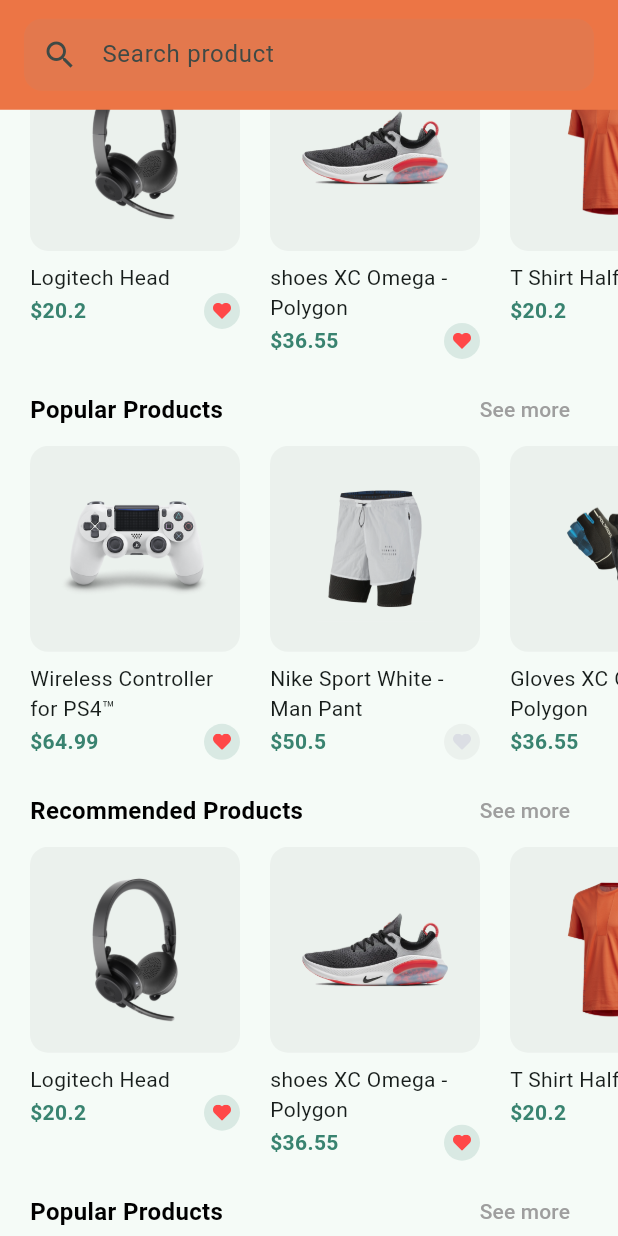
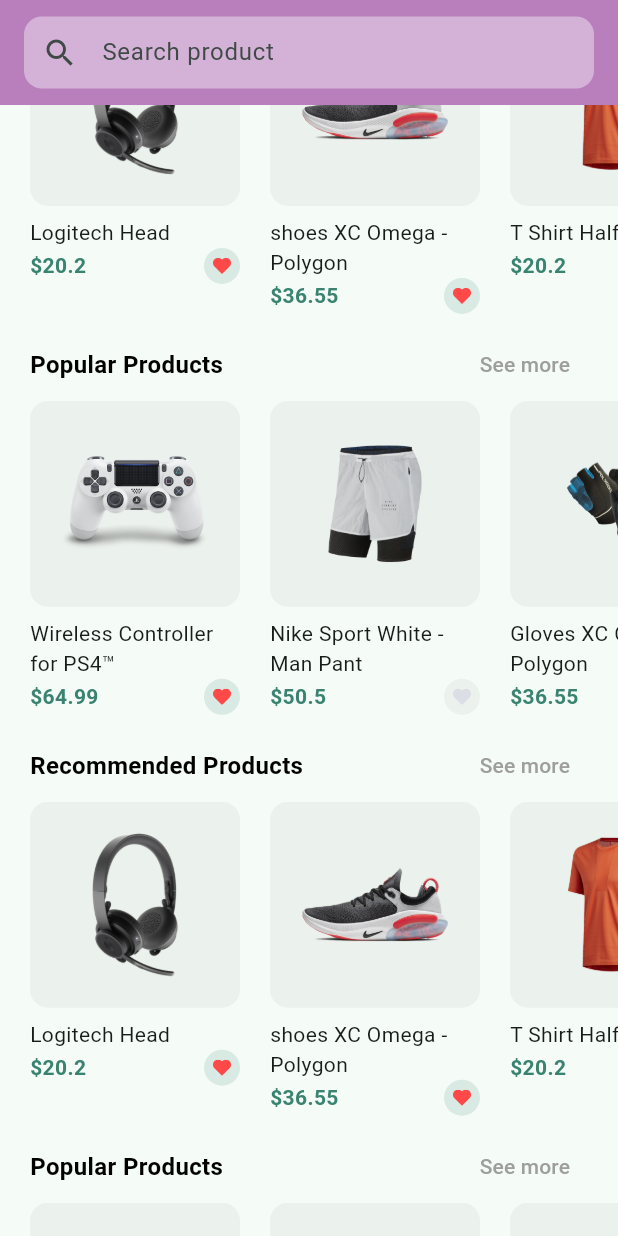
Before and after one commit to pankajsgh/shopping_app_2024, a Flutter app: the HomeScreen screen opened by its route, scrolled down 576 dp, on a phone screen of 412 x 824 dp. Run offline on Flutter 3.47's test engine with Material 3 defaults, Android fonts, the phone set to English and light mode, and no system bars; our stand-ins replace animate_do, flutter_svg, page_transition.

Commit message:
Update app for ios
Update app for ios

```diff
--- a/lib/config/constants.dart
+++ b/lib/config/constants.dart
@@ -4,7 +4,7 @@ import 'package:flutter/material.dart';
 const kPrimaryColor = Color(0xFF398370);
 //const kPrimaryLightColor = Color(0xFFFFECDF);
 const kPrimaryLightColor = Color(0xFF72BBA9);
-const kPrimaryColorThird = Color(0xFFFF7643);
+const kPrimaryColorThird = Color(0xFFC781C4);
 const kPrimaryGradientColor = LinearGradient(
   begin: Alignment.topLeft,
   end: Alignment.bottomRight,
--- a/lib/screens/init_screen.dart
+++ b/lib/screens/init_screen.dart
@@ -39,6 +39,7 @@ class _InitScreenState extends State<InitScreen> {
     return Scaffold(
       body: pages[currentSelectedIndex],
       bottomNavigationBar: NavigationBar(
+        height: 52,
         onDestinationSelected: updateCurrentIndex,
         selectedIndex: currentSelectedIndex,
         labelBehavior: NavigationDestinationLabelBehavior.alwaysHide,
--- a/lib/screens/main/home/components/discount_banner.dart
+++ b/lib/screens/main/home/components/discount_banner.dart
@@ -38,7 +38,7 @@ class DiscountBanner extends StatelessWidget {
           Image.asset("assets/images/shoes2.png", height: 100,),
           Padding(
             padding: const EdgeInsets.symmetric(vertical: 8.0),
-            child: Image.asset("assets/images/tshirt.png", fit: BoxFit.cover,height: 120,),
+            child: Image.asset("assets/images/tshirt.png", fit: BoxFit.cover,height: 110,),
           ),
         ],
       ),
--- a/lib/screens/main/home/components/home_header.dart
+++ /dev/null
@@ -1,13 +0,0 @@
-import 'package:flutter/material.dart';
-import 'search_field.dart';
-
-class HomeHeader extends StatelessWidget {
-  const HomeHeader({
-    Key? key,
-  }) : super(key: key);
-
-  @override
-  Widget build(BuildContext context) {
-    return const SearchField();
-  }
-}
--- a/lib/screens/main/home/components/search_field.dart
+++ b/lib/screens/main/home/components/search_field.dart
@@ -14,7 +14,7 @@ class SearchField extends StatelessWidget {
         onChanged: (value) {},
         decoration: InputDecoration(
           filled: true,
-          fillColor: kSecondaryColor.withOpacity(0.1),
+          fillColor: Colors.white.withOpacity(0.4),
           contentPadding:
               const EdgeInsets.symmetric(horizontal: 16, vertical: 8),
           border: searchOutlineInputBorder,
--- a/lib/screens/main/home/home_screen.dart
+++ b/lib/screens/main/home/home_screen.dart
@@ -3,10 +3,10 @@ import 'package:shopping_app_2024/config/constants.dart';
 import '../../cart/cart_screen.dart';
 import 'components/categories.dart';
 import 'components/discount_banner.dart';
-import 'components/home_header.dart';
 import 'components/icon_btn_with_counter.dart';
 import 'components/popular_product.dart';
 import 'components/recommended_product.dart';
+import 'components/search_field.dart';
 import 'components/special_offers.dart';
 
 class HomeScreen extends StatelessWidget {
@@ -37,20 +37,20 @@ class HomeScreen extends StatelessWidget {
             automaticallyImplyLeading: false,
             bottom: AppBar(
               backgroundColor: backgroundColor,
-              toolbarHeight: 73,
+              toolbarHeight: 70,
               automaticallyImplyLeading: false,
-              title: const HomeHeader(),
+              title: const SearchField(),
             ),
             flexibleSpace: FlexibleSpaceBar(
                 background: Align(
                   alignment: Alignment.topLeft,
                   child: Padding(
-                    padding: const EdgeInsets.only(top:30.0),
-                    child: Image.asset("assets/images/logo.png", height: 60,),
+                    padding: const EdgeInsets.only(top:50.0),
+                    child: Image.asset("assets/images/logo.png", height: 60,color: Colors.blue,),
                   ),
                 )//Images.network
             ), //FlexibleSpaceBar
-            expandedHeight: 140,
+            expandedHeight: 130,
               actions: [
                     Padding(
                       padding: const EdgeInsets.only(top: 8.0),
@@ -74,17 +74,15 @@ class HomeScreen extends StatelessWidget {
           ),
           SliverAppBar(
             backgroundColor: backgroundColor,
-            expandedHeight: 240,
+            expandedHeight: 220,
             automaticallyImplyLeading: false,
             flexibleSpace: const FlexibleSpaceBar(
-                background: Align(
-                  alignment: Alignment.topLeft,
-                  child: Column(
-                    children: [
-                      DiscountBanner(),
-                      Categories(),
-                    ],
-                  )
+                background: Column(
+                  children: [
+                    SizedBox(height: 10,),
+                    DiscountBanner(),
+                    Categories(),
+                  ],
                 )//Images.network
             ),
           ),
```
Also changed, not shown: 10 other files.
